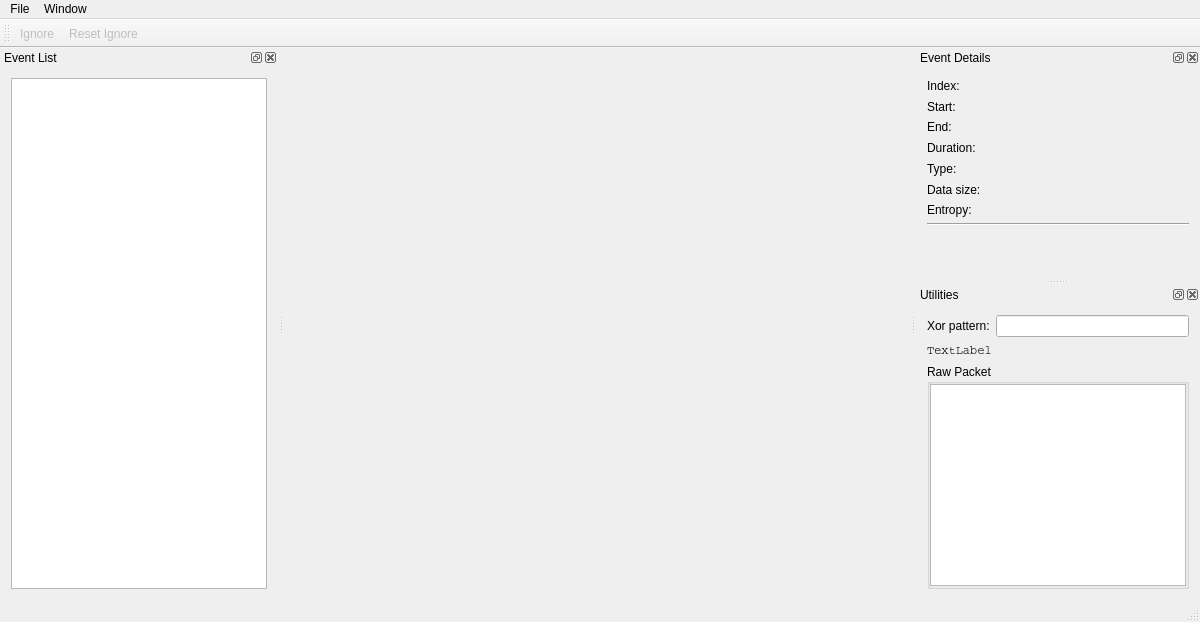
Before: the Qt Designer form nandseewindow.ui in xobs/nandsee, drawn with Qt 5.
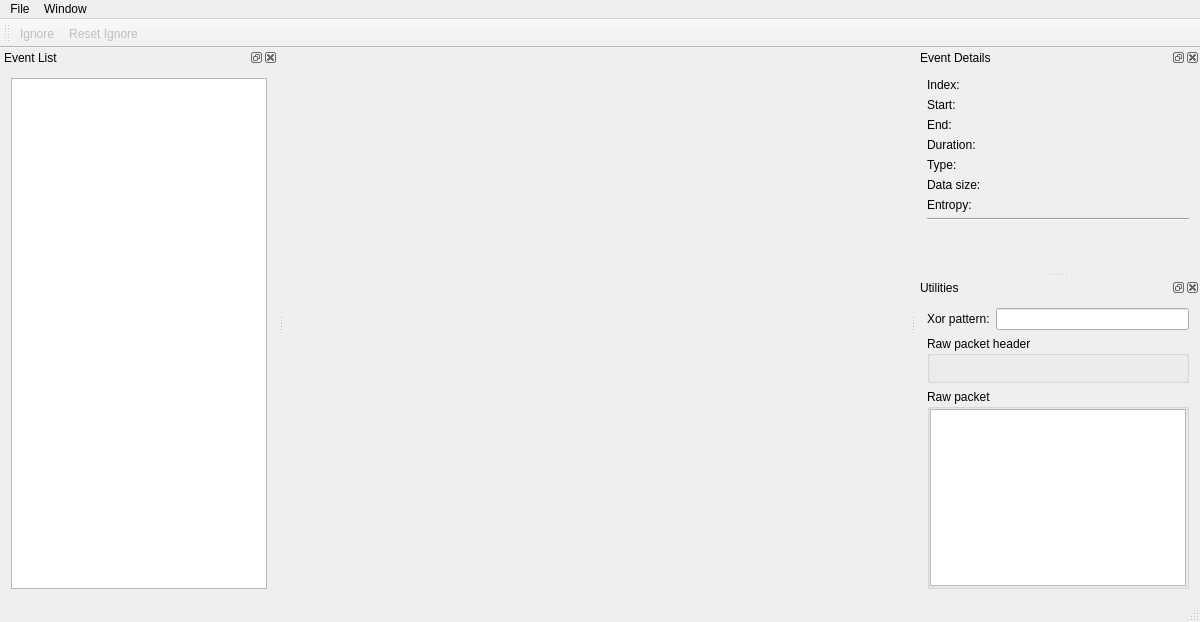
After: the same form once the commit is applied. Custom widgets are drawn as their Qt base class.

Diff of the .ui file:
```diff
--- a/nandseewindow.ui
+++ b/nandseewindow.ui
@@ -277,7 +277,7 @@
      <item row="2" column="0" colspan="2">
       <widget class="QGroupBox" name="groupBox">
        <property name="title">
-        <string>Raw Packet</string>
+        <string>Raw packet</string>
        </property>
        <layout class="QGridLayout" name="gridLayout_4">
         <property name="margin">
@@ -299,18 +299,36 @@
       </widget>
      </item>
      <item row="1" column="0" colspan="2">
+      <widget class="QGroupBox" name="groupBox_2">
+       <property name="title">
+        <string>Raw packet header</string>
+       </property>
+       <layout class="QGridLayout" name="gridLayout_5">
+        <property name="margin">
+         <number>0</number>
+        </property>
+        <item row="0" column="0">
       <widget class="QLabel" name="rawPacketHeader">
+          <property name="minimumSize">
+           <size>
+            <width>0</width>
+            <height>24</height>
+           </size>
+          </property>
        <property name="font">
         <font>
          <family>Courier</family>
         </font>
        </property>
        <property name="text">
-        <string>TextLabel</string>
+           <string/>
        </property>
        <property name="wordWrap">
         <bool>true</bool>
        </property>
+         </widget>
+        </item>
+       </layout>
       </widget>
      </item>
     </layout>
```
Lines whose indentation alone changed are shown as unchanged.
